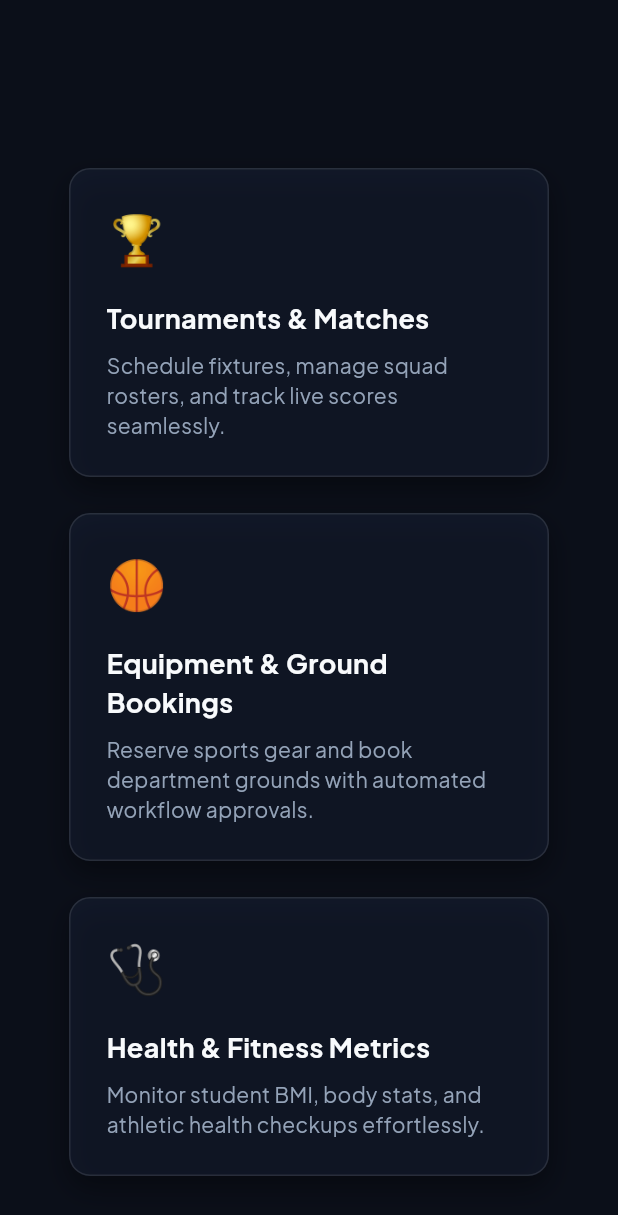
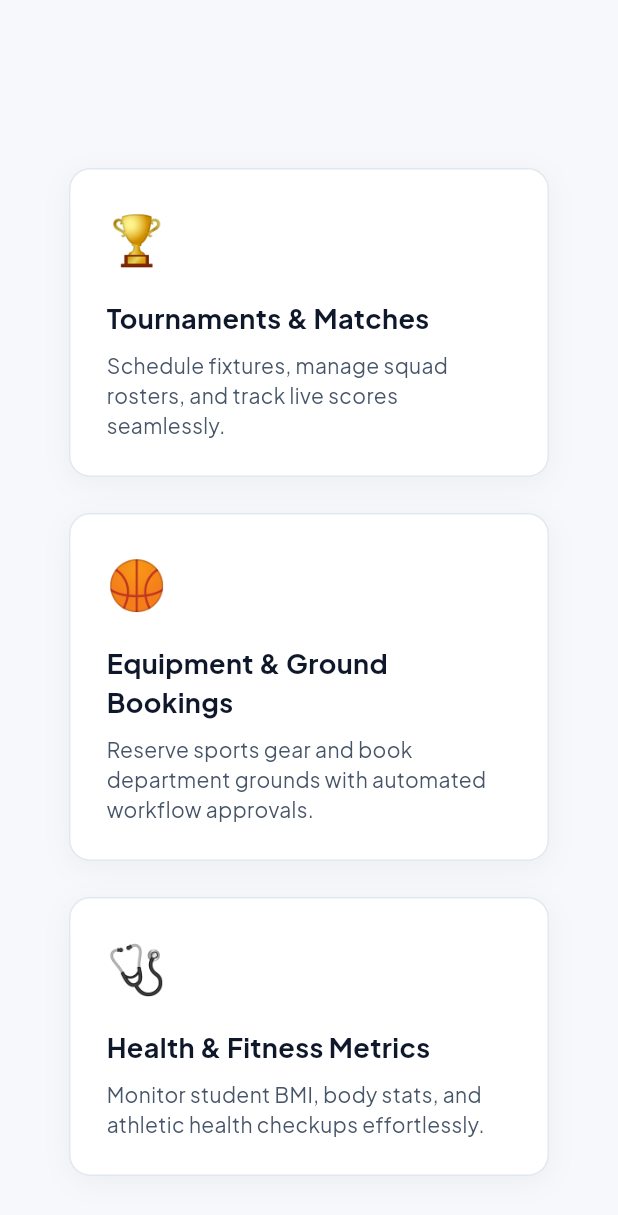
Before and after one commit to SwathiVeerapandiyan/Physical_Education_System, a Flutter app: the screen it shows after launch, scrolled down 688 dp, on a phone screen of 412 x 824 dp. Shown: the top 1215 px of the screen. Run offline on Flutter 3.47's test engine with Material 3 defaults, Android fonts, the phone set to English and light mode, and no system bars; our stand-ins replace google_fonts, shared_preferences; accounts and stored records are empty.

Commit message:
commit color changes

```diff
--- a/fb/app/lib/core/theme/app_colors.dart
+++ b/fb/app/lib/core/theme/app_colors.dart
@@ -1,28 +1,38 @@
 import 'package:flutter/material.dart';
 
+/// App color palette inspired by Madras Christian College (MCC)
+/// Featuring MCC Crimson / Maroon, Deep Navy, Trophy Gold, and clean light surfaces.
 class AppColors {
-  static const Color bgPrimary = Color(0xFF0B0F19);
-  static const Color bgSecondary = Color(0xFF131B2E);
-  static const Color bgTertiary = Color(0xFF1B2640);
+  // Backgrounds - Clean, light collegiate aesthetic
+  static const Color bgPrimary = Color(0xFFF6F8FB);    // Soft cool-light collegiate off-white
+  static const Color bgSecondary = Color(0xFFFFFFFF);  // Pure crisp white for cards, sidebars, panels
+  static const Color bgTertiary = Color(0xFFEFF3F8);   // Soft subtle fill for badges, chips, table headers
 
-  static const Color primary = Color(0xFF6366F1); // Indigo
-  static const Color primaryHover = Color(0xFF4F46E5);
-  static const Color primaryGlow = Color(0x266366F1);
+  // Primary: Madras Christian College Crimson / Maroon
+  static const Color primary = Color(0xFF8B1527);       // MCC Crimson
+  static const Color primaryHover = Color(0xFF6E0F1E);  // Deep Maroon
+  static const Color primaryGlow = Color(0x1A8B1527);   // 10% opacity soft crimson tint
 
-  static const Color secondary = Color(0xFF14B8A6); // Teal
-  static const Color secondaryHover = Color(0xFF0D9488);
+  // Secondary: MCC Deep Navy (from MCC header bar)
+  static const Color secondary = Color(0xFF1B2A4A);     // Deep collegiate navy
+  static const Color secondaryHover = Color(0xFF121D34);
 
-  static const Color accent = Color(0xFFF59E0B); // Amber
-  static const Color error = Color(0xFFF43F5E); // Rose
-  static const Color success = Color(0xFF10B981); // Emerald
+  // Accent: MCC Trophy Gold (from honours and laurel awards)
+  static const Color accent = Color(0xFFD97706);        // Warm collegiate gold / amber
+  static const Color error = Color(0xFFDC2626);         // Clean crimson-red error
+  static const Color success = Color(0xFF16A34A);       // Emerald green success
 
-  static const Color textPrimary = Color(0xFFF8FAFC);
-  static const Color textSecondary = Color(0xFF94A3B8);
-  static const Color textMuted = Color(0xFF64748B);
+  // Typography - High-contrast readable typography for light theme
+  static const Color textPrimary = Color(0xFF0F172A);   // Deep slate / charcoal (crystal sharp)
+  static const Color textSecondary = Color(0xFF475569); // Slate secondary text
+  static const Color textMuted = Color(0xFF94A3B8);     // Muted grey placeholder/hints
 
-  static const Color borderColor = Color(0x1AFFFFFF);
-  static const Color borderFocus = Color(0x666366F1);
+  // Borders & Dividers
+  static const Color borderColor = Color(0xFFE2E8F0);   // Crisp light border
+  static const Color borderFocus = Color(0xFF8B1527);   // MCC Crimson focus border
 
-  static const Color glassBackground = Color(0xB3131B2E);
-  static const Color glassCardBg = Color(0x661B2640);
+  // Surfaces & Glassmorphism
+  static const Color glassBackground = Color(0xFFFFFFFF); // Clean white appbar/sidebar
+  static const Color glassCardBg = Color(0xFFFFFFFF);     // Clean white card background
+  static const Color inputFill = Color(0xFFF8FAFC);       // Soft light input fill
 }
--- a/fb/app/lib/core/theme/app_styles.dart
+++ b/fb/app/lib/core/theme/app_styles.dart
@@ -15,9 +15,9 @@ class AppStyles {
       ),
       boxShadow: const [
         BoxShadow(
-          color: Colors.black38,
+          color: Color(0x0C0F172A),
           blurRadius: 16,
-          offset: Offset(0, 8),
+          offset: Offset(0, 4),
         ),
       ],
     );
@@ -31,6 +31,13 @@ class AppStyles {
         color: AppColors.borderColor,
         width: 1.0,
       ),
+      boxShadow: const [
+        BoxShadow(
+          color: Color(0x050F172A),
+          blurRadius: 10,
+          offset: Offset(0, 2),
+        ),
+      ],
     );
   }
 
@@ -46,7 +53,7 @@ class AppStyles {
       prefixIcon: prefixIcon,
       suffixIcon: suffixIcon,
       filled: true,
-      fillColor: const Color(0x990F172A),
+      fillColor: AppColors.inputFill,
       hintStyle: const TextStyle(color: AppColors.textMuted, fontSize: 14),
       labelStyle: const TextStyle(color: AppColors.textSecondary, fontSize: 14),
       contentPadding: const EdgeInsets.symmetric(horizontal: 16, vertical: 14),
--- a/fb/app/lib/core/theme/app_theme.dart
+++ b/fb/app/lib/core/theme/app_theme.dart
@@ -3,15 +3,15 @@ import 'package:google_fonts/google_fonts.dart';
 import 'app_colors.dart';
 
 class AppTheme {
-  static ThemeData get darkTheme {
-    final baseTextTheme = GoogleFonts.plusJakartaSansTextTheme(ThemeData.dark().textTheme);
-    final headingTextTheme = GoogleFonts.outfitTextTheme(ThemeData.dark().textTheme);
+  static ThemeData get lightTheme {
+    final baseTextTheme = GoogleFonts.plusJakartaSansTextTheme(ThemeData.light().textTheme);
+    final headingTextTheme = GoogleFonts.outfitTextTheme(ThemeData.light().textTheme);
 
     return ThemeData(
       useMaterial3: true,
-      brightness: Brightness.dark,
+      brightness: Brightness.light,
       scaffoldBackgroundColor: AppColors.bgPrimary,
-      colorScheme: const ColorScheme.dark(
+      colorScheme: const ColorScheme.light(
         primary: AppColors.primary,
         secondary: AppColors.secondary,
         surface: AppColors.bgSecondary,
@@ -54,7 +54,8 @@ class AppTheme {
           borderRadius: BorderRadius.circular(14),
           side: const BorderSide(color: AppColors.borderColor),
         ),
-        elevation: 4,
+        elevation: 2,
+        shadowColor: const Color(0x0C0F172A),
       ),
       dialogTheme: DialogThemeData(
         backgroundColor: AppColors.bgSecondary,
@@ -63,6 +64,12 @@ class AppTheme {
           side: const BorderSide(color: AppColors.borderColor),
         ),
       ),
+      dividerTheme: const DividerThemeData(
+        color: AppColors.borderColor,
+        thickness: 1,
+      ),
     );
   }
+
+  static ThemeData get darkTheme => lightTheme;
 }
--- a/fb/app/lib/main.dart
+++ b/fb/app/lib/main.dart
@@ -51,7 +51,7 @@ class PePortalApp extends StatelessWidget {
     return MaterialApp(
       title: 'Physical Education & Sports Portal',
       debugShowCheckedModeBanner: false,
-      theme: AppTheme.darkTheme,
+      theme: AppTheme.lightTheme,
       builder: (context, child) {
         return ToastOverlay(child: child ?? const SizedBox.shrink());
       },
--- a/fb/app/lib/screens/landing_screen.dart
+++ b/fb/app/lib/screens/landing_screen.dart
@@ -20,13 +20,27 @@ class LandingScreen extends StatelessWidget {
                 children: [
                   const Text('🏅', style: TextStyle(fontSize: 24)),
                   const SizedBox(width: 10),
-                  const Text(
-                    'PE Portal',
-                    style: TextStyle(
-                      color: AppColors.textPrimary,
-                      fontSize: 22,
-                      fontWeight: FontWeight.bold,
-                    ),
+                  const Column(
+                    crossAxisAlignment: CrossAxisAlignment.start,
+                    mainAxisSize: MainAxisSize.min,
+                    children: [
+                      Text(
+                        'PE Portal',
+                        style: TextStyle(
+                          color: AppColors.textPrimary,
+                          fontSize: 20,
+                          fontWeight: FontWeight.bold,
+                        ),
+                      ),
+                      Text(
+                        'Madras Christian College (Autonomous)',
+                        style: TextStyle(
+                          color: AppColors.primary,
+                          fontSize: 11,
+                          fontWeight: FontWeight.w600,
+                        ),
+                      ),
+                    ],
                   ),
                   const Spacer(),
                   OutlinedButton(
--- a/fb/app/lib/widgets/toast_overlay.dart
+++ b/fb/app/lib/widgets/toast_overlay.dart
@@ -61,7 +61,7 @@ class ToastOverlay extends StatelessWidget {
                       border: Border.all(color: _getBgColor(toast.type), width: 1.5),
                       boxShadow: const [
                         BoxShadow(
-                          color: Colors.black45,
+                          color: Color(0x1A0F172A),
                           blurRadius: 12,
                           offset: Offset(0, 4),
                         ),
```
Also changed, not shown: fb/app/lib/screens/dashboard_screen.dart (+8 -4 lines), fb/app/lib/widgets/main_layout.dart (+26 -8 lines), 1 other file.
